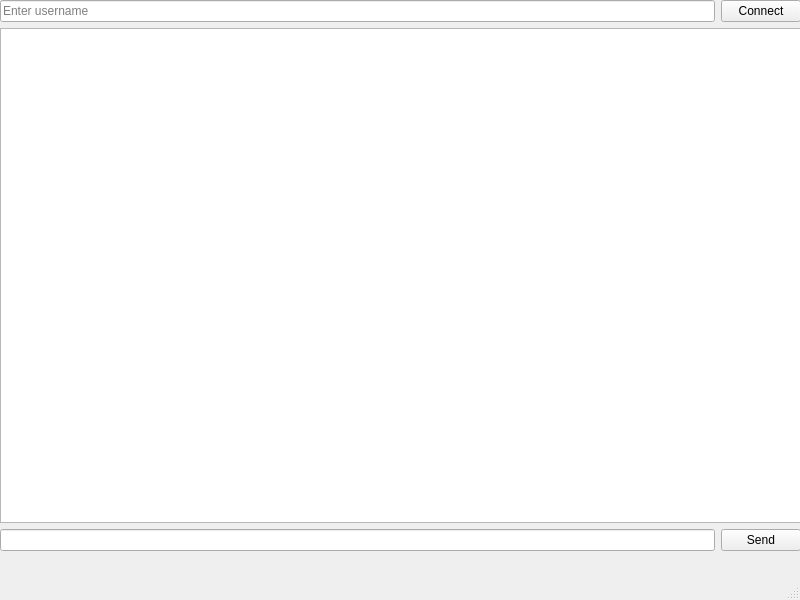
The window that TCP-ChatGUI/mainwindow.ui (Anupkrmi/TCP-Chat_Application-cpp) describes before a commit, drawn with Qt 5.
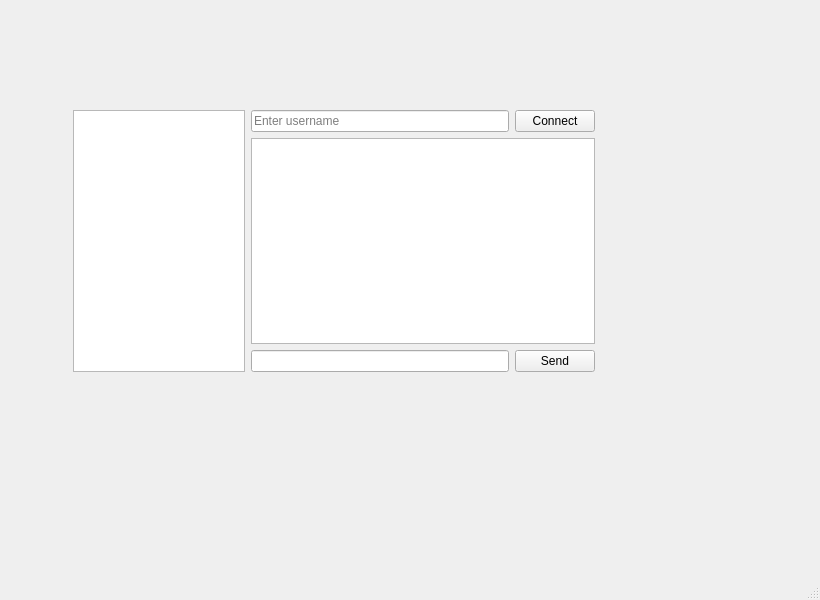
The same window after the commit.

Commit message: feat: add user list panel with server sync using /list command

```diff
--- a/TCP-ChatGUI/mainwindow.ui
+++ b/TCP-ChatGUI/mainwindow.ui
@@ -6,7 +6,7 @@
    <rect>
     <x>0</x>
     <y>0</y>
-    <width>800</width>
+    <width>820</width>
     <height>600</height>
    </rect>
   </property>
@@ -17,15 +17,32 @@
    <widget class="QWidget" name="">
     <property name="geometry">
      <rect>
-      <x>0</x>
-      <y>0</y>
-      <width>801</width>
-      <height>551</height>
+      <x>73</x>
+      <y>110</y>
+      <width>522</width>
+      <height>262</height>
      </rect>
     </property>
+    <layout class="QHBoxLayout" name="horizontalLayout_3" stretch="1,2">
+     <item>
+      <widget class="QListWidget" name="userList">
+       <property name="font">
+        <font>
+         <bold>true</bold>
+        </font>
+       </property>
+       <property name="sizeAdjustPolicy">
+        <enum>QAbstractScrollArea::SizeAdjustPolicy::AdjustIgnored</enum>
+       </property>
+       <property name="resizeMode">
+        <enum>QListView::ResizeMode::Fixed</enum>
+       </property>
+      </widget>
+     </item>
+     <item>
     <layout class="QVBoxLayout" name="verticalLayout">
      <item>
-      <layout class="QHBoxLayout" name="horizontalLayout_2">
+        <layout class="QHBoxLayout" name="horizontalLayout">
        <item>
         <widget class="QLineEdit" name="usernameLine">
          <property name="placeholderText">
@@ -50,7 +67,7 @@
       </widget>
      </item>
      <item>
-      <layout class="QHBoxLayout" name="horizontalLayout">
+        <layout class="QHBoxLayout" name="horizontalLayout_2">
        <item>
         <widget class="QLineEdit" name="inputLine"/>
        </item>
@@ -64,6 +81,8 @@
       </layout>
      </item>
     </layout>
+     </item>
+    </layout>
    </widget>
   </widget>
   <widget class="QMenuBar" name="menubar">
```
Left out of the diff: 2 changed lines with no effect on the pictures. Lines whose indentation alone changed are shown as unchanged. The commit also changes 2 other files.
